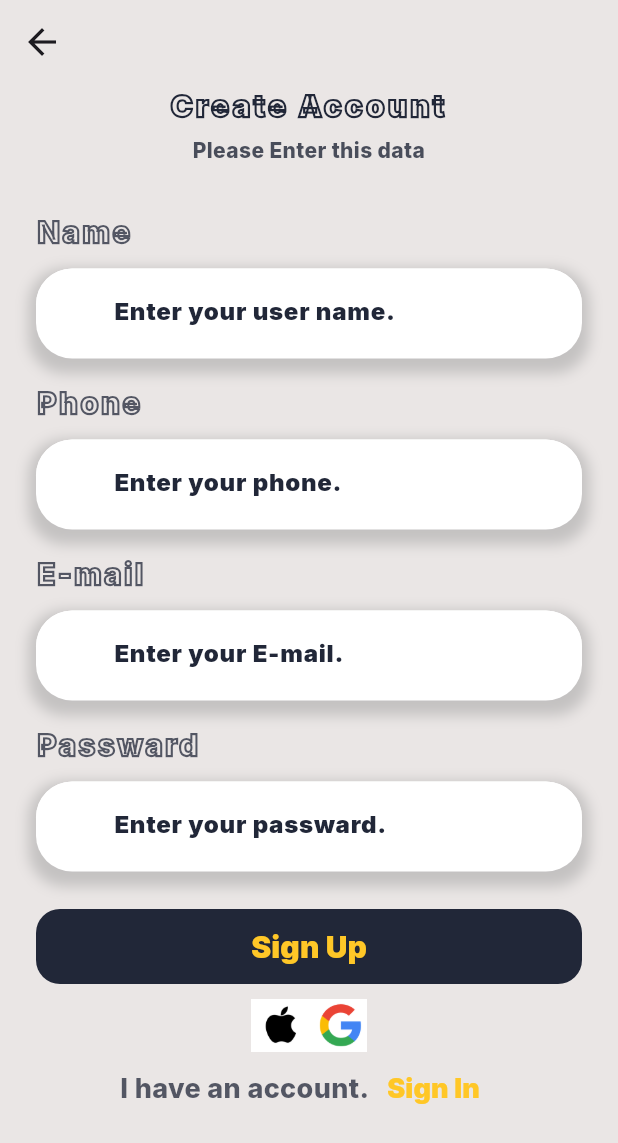
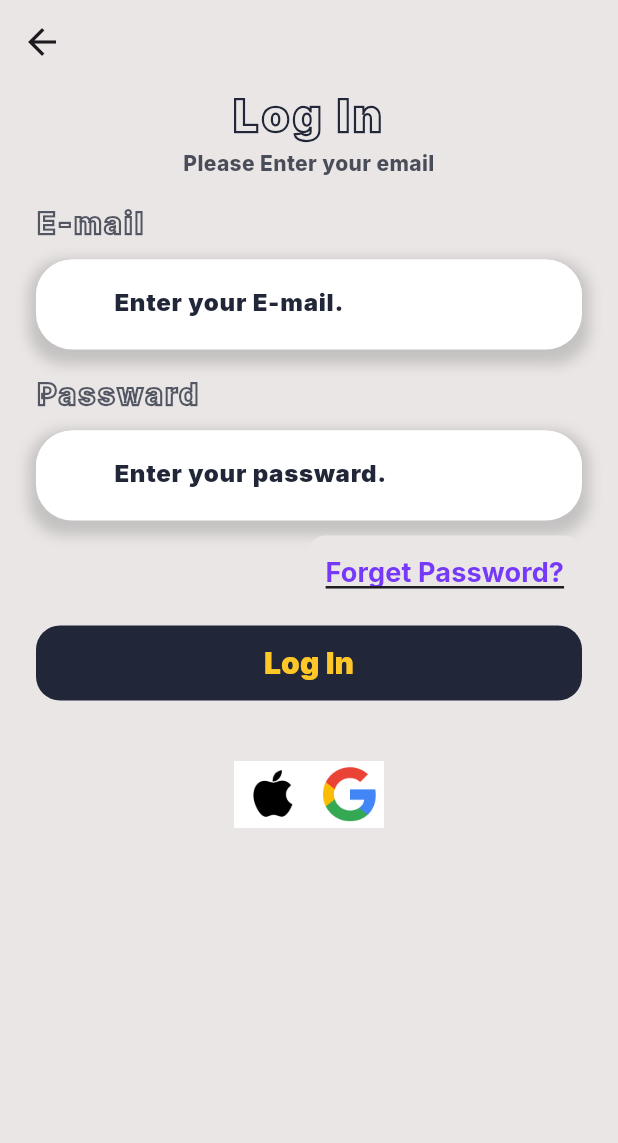
Before and after one commit to mohamedredaelsheikh/Atlia_art_app, a Flutter app: the RegisterView screen opened by its route, after a tap on "Sign In", on a phone screen of 412 x 824 dp. Shown: the top 1143 px of the screen. Run offline on Flutter 3.47's test engine with Material 3 defaults, Android fonts, the phone set to English and light mode, and no system bars; our stand-ins replace flutter_svg, go_router, google_fonts.

Commit message:
Login View ui done.

```diff
--- a/lib/core/utils/app_router.dart
+++ b/lib/core/utils/app_router.dart
@@ -1,4 +1,5 @@
 import 'package:atlia_art/core/utils/constants.dart';
+import 'package:atlia_art/features/Auth/presentation/views/login_view.dart';
 import 'package:atlia_art/features/Auth/presentation/views/register_view.dart';
 import 'package:atlia_art/features/Auth/presentation/views/welcome_view.dart';
 import 'package:atlia_art/features/splash/presentation/views/spalsh_view.dart';
@@ -19,6 +20,10 @@ abstract class AppRouter {
         path: kRegisterView,
         builder: (context, state) => const RegisterView(),
       ),
+      GoRoute(
+        path: kLoginView,
+        builder: (context, state) => const LoginView(),
+      ),
     ],
   );
 }
--- a/lib/core/utils/constants.dart
+++ b/lib/core/utils/constants.dart
@@ -6,6 +6,7 @@ const kThairdColor = Color(0xffEAE6E5); //  D9D9D9
 
 const kWelcomeView = '/welcomeview';
 const kRegisterView = '/RegisterView';
+const kLoginView = '/LoginView';
 
 const kMyImage = "assets/images/my_image.jpg";
 
--- a/lib/core/widgets/custom_button.dart
+++ b/lib/core/widgets/custom_button.dart
@@ -5,18 +5,20 @@ class CustomButton extends StatelessWidget {
   const CustomButton({
     super.key,
     required this.backgroundcolor,
-    required this.textcolor,
+    this.textcolor,
     this.borderRadius,
     required this.text,
     this.fontsize,
     this.onPressed,
     this.width,
     required this.height,
+    this.style,
   });
+  final TextStyle? style;
   final double? width;
   final double height;
   final Color backgroundcolor;
-  final Color textcolor;
+  final Color? textcolor;
   final BorderRadius? borderRadius;
   final String text;
   final double? fontsize;
@@ -38,11 +40,12 @@ class CustomButton extends StatelessWidget {
         ),
         child: Text(
           text,
-          style: Styles.textStyle25.copyWith(
-            color: textcolor,
-            fontWeight: FontWeight.w900,
-            fontSize: fontsize,
-          ),
+          style: style ??
+              Styles.textStyle25.copyWith(
+                color: textcolor,
+                fontWeight: FontWeight.w900,
+                fontSize: fontsize,
+              ),
         ),
       ),
     );
--- /dev/null
+++ b/lib/features/Auth/presentation/views/login_view.dart
@@ -0,0 +1,27 @@
+import 'package:atlia_art/features/Auth/presentation/widgets/login_view_body.dart';
+import 'package:flutter/material.dart';
+import 'package:go_router/go_router.dart';
+
+class LoginView extends StatelessWidget {
+  const LoginView({super.key});
+
+  @override
+  Widget build(BuildContext context) {
+    return Scaffold(
+      appBar: AppBar(
+        backgroundColor: Colors.transparent,
+        elevation: 0,
+        leading: IconButton(
+          onPressed: () {
+            GoRouter.of(context).pop();
+          },
+          icon: const Icon(
+            Icons.arrow_back,
+            size: 28,
+          ),
+        ),
+      ),
+      body: const LoginViewBody(),
+    );
+  }
+}
--- /dev/null
+++ b/lib/features/Auth/presentation/widgets/login_view_body.dart
@@ -0,0 +1,150 @@
+import 'package:atlia_art/core/utils/constants.dart';
+import 'package:atlia_art/core/widgets/custom_button.dart';
+import 'package:atlia_art/features/Auth/presentation/widgets/custom_text_form_field.dart';
+import 'package:atlia_art/features/Auth/presentation/widgets/sign_in_with_icons.dart';
+import 'package:flutter/material.dart';
+import 'package:go_router/go_router.dart';
+
+class LoginViewBody extends StatelessWidget {
+  const LoginViewBody({super.key});
+
+  @override
+  Widget build(BuildContext context) {
+    return Padding(
+      padding: const EdgeInsets.symmetric(horizontal: 24.0),
+      child: Column(
+        crossAxisAlignment: CrossAxisAlignment.stretch,
+        children: [
+          Text(
+            "Log In",
+            style: TextStyle(
+              fontSize: 30,
+              fontWeight: FontWeight.w900,
+              letterSpacing: 2,
+              foreground: Paint()
+                ..style = PaintingStyle.stroke
+                ..strokeWidth = 1.5
+                ..color = kPrimaryColor,
+            ),
+            textAlign: TextAlign.center,
+          ),
+          const Opacity(
+            opacity: .80,
+            child: Text(
+              "Please Enter your email",
+              style: TextStyle(
+                fontSize: 14,
+                fontWeight: FontWeight.w800,
+                color: kPrimaryColor,
+              ),
+              textAlign: TextAlign.center,
+            ),
+          ),
+          const SizedBox(
+            height: 15,
+          ),
+          Opacity(
+            opacity: .75,
+            child: Text(
+              "E-mail",
+              style: TextStyle(
+                  fontSize: 20,
+                  fontWeight: FontWeight.w800,
+                  foreground: Paint()
+                    ..style = PaintingStyle.stroke
+                    ..strokeWidth = 1.5
+                    ..color = kPrimaryColor,
+                  letterSpacing: 1.5),
+              textAlign: TextAlign.start,
+            ),
+          ),
+          const SizedBox(
+            height: 10,
+          ),
+          CustomTextFormFiled(
+            hintText: "Enter your E-mail.",
+            controller: TextEditingController(),
+            type: TextInputType.emailAddress,
+            validate: (value) {
+              if (value!.isEmpty) {
+                return "please enter your E-mail.";
+              }
+              return null;
+            },
+          ),
+          const SizedBox(
+            height: 15,
+          ),
+          Opacity(
+            opacity: .75,
+            child: Text(
+              "Passward",
+              style: TextStyle(
+                  fontSize: 20,
+                  fontWeight: FontWeight.w800,
+                  foreground: Paint()
+                    ..style = PaintingStyle.stroke
+                    ..strokeWidth = 1.5
+                    ..color = kPrimaryColor,
+                  letterSpacing: 1.5),
+              textAlign: TextAlign.start,
+            ),
+          ),
+          const SizedBox(
+            height: 10,
+          ),
+          CustomTextFormFiled(
+            hintText: "Enter your passward.",
+            controller: TextEditingController(),
+            isPassword: true,
+            type: TextInputType.visiblePassword,
+            validate: (value) {
+              if (value!.isEmpty) {
+                return "please enter your passward.";
+              }
+              return null;
+            },
+          ),
+          const SizedBox(
+            height: 10,
+          ),
+          Row(
+            mainAxisAlignment: MainAxisAlignment.end,
+            children: [
+              CustomButton(
+                onPressed: () {},
+                backgroundcolor: kThairdColor,
+                text: "Forget Password?",
+                style: const TextStyle(
+                  color: Color(0xff7638F9),
+                  fontSize: 18,
+                  fontWeight: FontWeight.bold,
+                  decoration: TextDecoration.underline,
+                ),
+                height: 50,
+              ),
+            ],
+          ),
+          const SizedBox(
+            height: 10,
+          ),
+          CustomButton(
+            onPressed: () {
+              GoRouter.of(context).push(kLoginView);
+            },
+            backgroundcolor: kPrimaryColor,
+            textcolor: kSacandaryColor,
+            borderRadius: BorderRadius.circular(16),
+            text: "Log In",
+            fontsize: 20,
+            height: 50,
+          ),
+          const SizedBox(
+            height: 40,
+          ),
+          const CustomSignInWithIcons(),
+        ],
+      ),
+    );
+  }
+}
--- a/lib/features/Auth/presentation/widgets/register_view_body.dart
+++ b/lib/features/Auth/presentation/widgets/register_view_body.dart
@@ -3,6 +3,7 @@ import 'package:atlia_art/core/widgets/custom_button.dart';
 import 'package:atlia_art/features/Auth/presentation/widgets/custom_text_form_field.dart';
 import 'package:atlia_art/features/Auth/presentation/widgets/sign_in_with_icons.dart';
 import 'package:flutter/material.dart';
+import 'package:go_router/go_router.dart';
 
 class RegisterViewBody extends StatelessWidget {
   const RegisterViewBody({super.key});
@@ -187,29 +188,33 @@ class RegisterViewBody extends StatelessWidget {
             const SizedBox(
               height: 10,
             ),
-            Container(
-              color: kThairdColor,
-              child: Row(
-                mainAxisAlignment: MainAxisAlignment.center,
-                children: [
-                  GestureDetector(
-                    onTap: () {},
-                    child: Image.asset(
-                      kAppleLogo,
-                      height: 35,
+            const CustomSignInWithIcons(),
+            Row(
+              mainAxisAlignment: MainAxisAlignment.center,
+              children: [
+                const Opacity(
+                  opacity: .75,
+                  child: Text(
+                    "I have an account.",
+                    style: TextStyle(
+                      fontSize: 18,
+                      fontWeight: FontWeight.w800,
+                      color: kPrimaryColor,
                     ),
                   ),
-                  GestureDetector(
-                    onTap: () {},
-                    child: Image.asset(
-                      kGoogleLogo,
-                      height: 35,
-                    ),
-                  ),
-                ],
-              ),
-            ),
-            const SignInWithIcons()
+                ),
+                CustomButton(
+                  onPressed: () {
+                    GoRouter.of(context).push(kLoginView);
+                  },
+                  fontsize: 18,
+                  backgroundcolor: kThairdColor,
+                  textcolor: kSacandaryColor,
+                  text: "Sign In",
+                  height: 50,
+                ),
+              ],
+            )
           ],
         ),
       ),
--- a/lib/features/Auth/presentation/widgets/sign_in_with_icons.dart
+++ b/lib/features/Auth/presentation/widgets/sign_in_with_icons.dart
@@ -1,37 +1,34 @@
 import 'package:atlia_art/core/utils/constants.dart';
-import 'package:atlia_art/core/widgets/custom_button.dart';
 import 'package:flutter/material.dart';
 
-class SignInWithIcons extends StatelessWidget {
-  const SignInWithIcons({
+class CustomSignInWithIcons extends StatelessWidget {
+  const CustomSignInWithIcons({
     super.key,
   });
 
   @override
   Widget build(BuildContext context) {
-    return Row(
-      mainAxisAlignment: MainAxisAlignment.center,
-      children: [
-        const Opacity(
-          opacity: .75,
-          child: Text(
-            "I have an account.",
-            style: TextStyle(
-              fontSize: 18,
-              fontWeight: FontWeight.w800,
-              color: kPrimaryColor,
+    return Container(
+      color: kThairdColor,
+      child: Row(
+        mainAxisAlignment: MainAxisAlignment.center,
+        children: [
+          GestureDetector(
+            onTap: () {},
+            child: Image.asset(
+              kAppleLogo,
+              height: 45,
             ),
           ),
-        ),
-        CustomButton(
-          onPressed: () {},
-          fontsize: 18,
-          backgroundcolor: kThairdColor,
-          textcolor: kSacandaryColor,
-          text: "Sign In",
-          height: 50,
-        ),
-      ],
+          GestureDetector(
+            onTap: () {},
+            child: Image.asset(
+              kGoogleLogo,
+              height: 45,
+            ),
+          ),
+        ],
+      ),
     );
   }
 }
--- a/lib/features/Auth/presentation/widgets/welcome_view_body.dart
+++ b/lib/features/Auth/presentation/widgets/welcome_view_body.dart
@@ -47,7 +47,9 @@ class WelcomeViewBody extends StatelessWidget {
               height: 30,
             ),
             CustomButton(
-              onPressed: () {},
+              onPressed: () {
+                GoRouter.of(context).push(kLoginView);
+              },
               backgroundcolor: kPrimaryColor,
               textcolor: kSacandaryColor,
               borderRadius: BorderRadius.circular(16),
```
